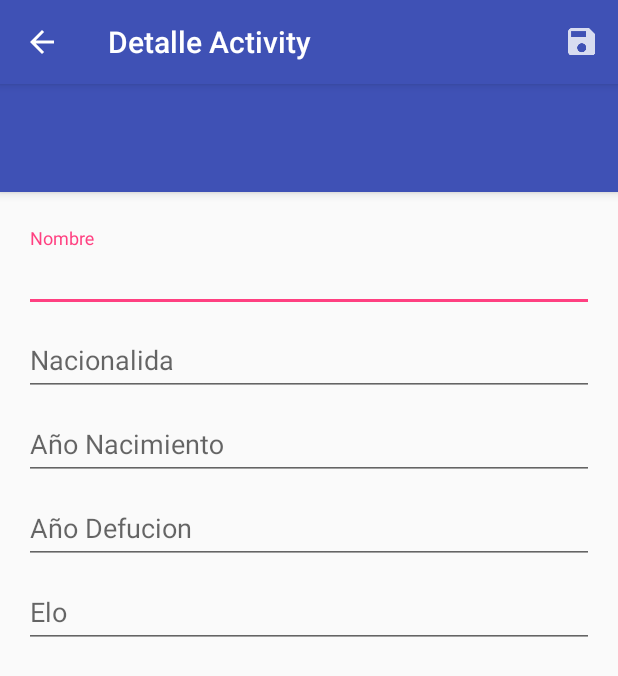
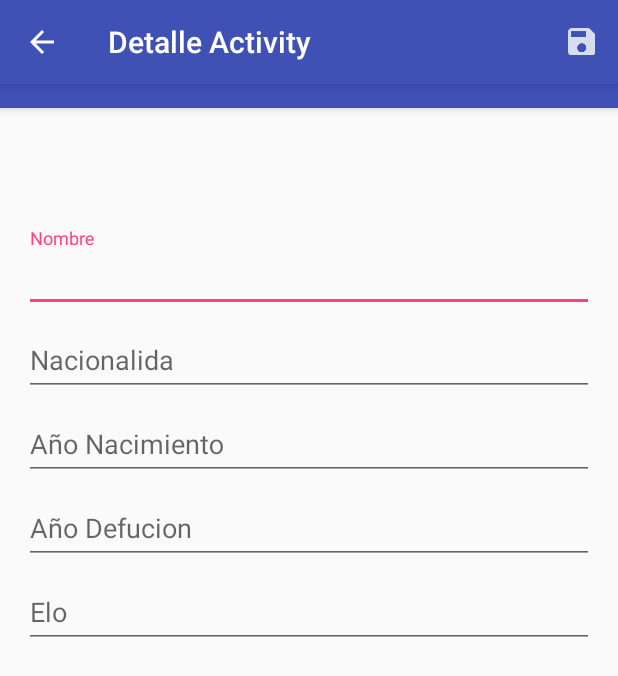
Before and after one commit to manerele/AjedrezDidApp, an Android app: the PlayerInsertarActivity screen opened directly, with no data from a screen before it, on a phone screen of 412 x 824 dp. Shown: the top 676 px of the screen. Run offline under Robolectric (Android 15) with nearby library versions, the phone set to English and light mode, and no system bars.

Commit message:
ToolBar Arreglada

```diff
--- a/app/src/main/res/layout/activity_player_detalle.xml
+++ b/app/src/main/res/layout/activity_player_detalle.xml
@@ -18,7 +18,7 @@
         <android.support.v7.widget.Toolbar
             android:id="@+id/toolbar_Player_detalle"
             android:layout_width="match_parent"
-            android:layout_height="?attr/actionBarSize"
+            android:layout_height="0dp"
             android:background="?attr/colorPrimary"
             app:layout_scrollFlags="scroll|enterAlways">
 
--- a/app/src/main/res/values/strings.xml
+++ b/app/src/main/res/values/strings.xml
@@ -425,4 +425,5 @@ puntualmente a algún jugador destacado, que podría ser de categorías de promo
 
     <string name="title_player_detalle_activity">Detalle Activity</string>
 
+
 </resources>
```
Also changed, not shown: app/src/main/res/layout/player_list_item.xml (+7 -4 lines), 756 other files.
